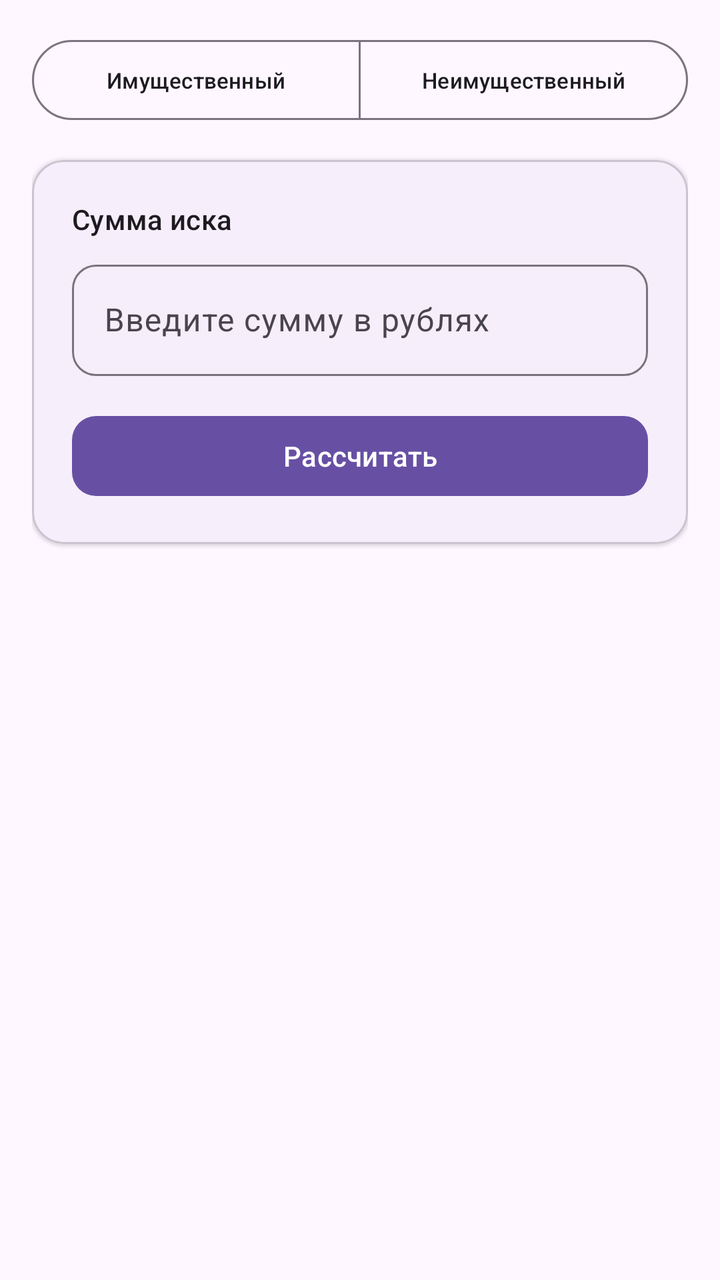
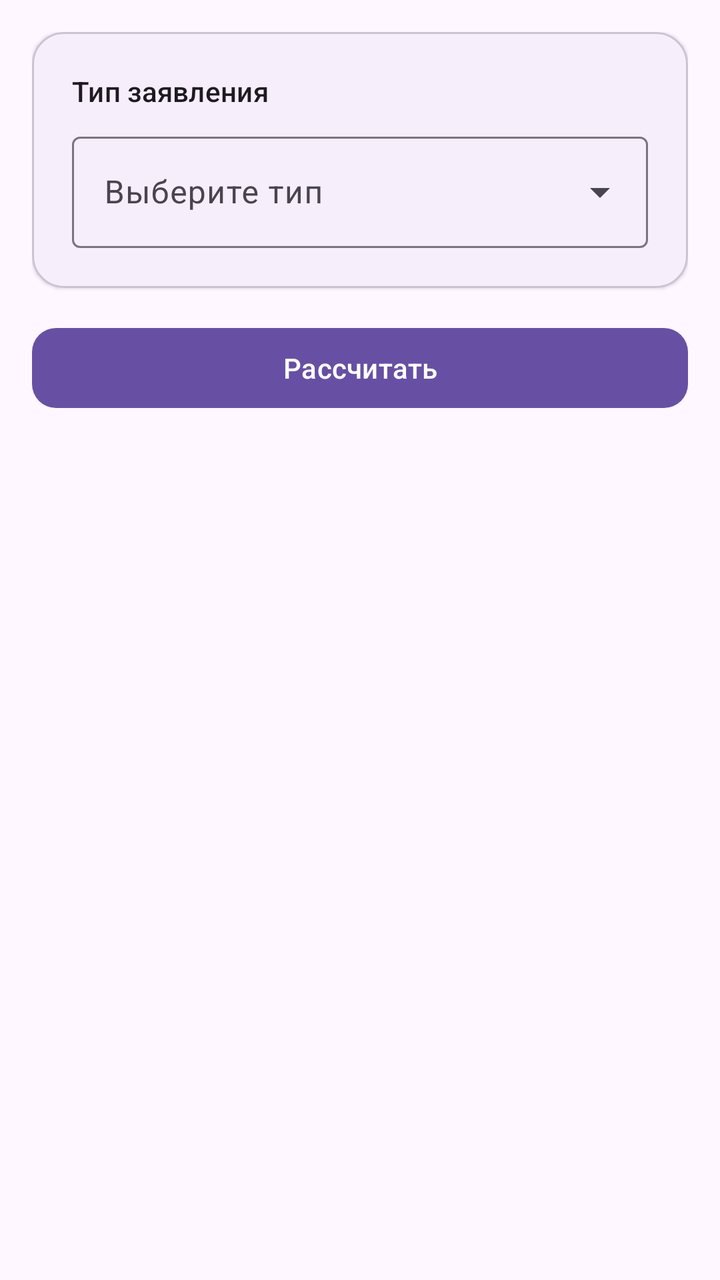

The first picture is an Android layout as it rendered before a commit; the second is the same layout after the commit. The layout source and the unified diff follow.
<!-- AndroidManifest.xml: application theme Theme.Material3.DayNight.NoActionBar -->
<!-- res/layout/fragment_arbitration.xml -->
<?xml version="1.0" encoding="utf-8"?>
<ScrollView xmlns:android="http://schemas.android.com/apk/res/android"
    xmlns:app="http://schemas.android.com/apk/res-auto"
    android:layout_width="match_parent"
    android:layout_height="match_parent">

    <LinearLayout
        android:layout_width="match_parent"
        android:layout_height="wrap_content"
        android:orientation="vertical"
        android:padding="16dp">

        <com.google.android.material.button.MaterialButtonToggleGroup
            android:id="@+id/toggleGroup"
            android:layout_width="match_parent"
            android:layout_height="wrap_content"
            android:layout_marginBottom="16dp"
            app:singleSelection="true"
            app:selectionRequired="true">

            <com.google.android.material.button.MaterialButton
                android:id="@+id/btnProperty"
                style="?attr/materialButtonOutlinedStyle"
                android:layout_width="0dp"
                android:layout_height="wrap_content"
                android:layout_weight="1"
                android:text="Имущественный"
                android:textSize="11sp" />

            <com.google.android.material.button.MaterialButton
                android:id="@+id/btnNonProperty"
                style="?attr/materialButtonOutlinedStyle"
                android:layout_width="0dp"
                android:layout_height="wrap_content"
                android:layout_weight="1"
                android:text="Неимущественный"
                android:textSize="11sp" />

        </com.google.android.material.button.MaterialButtonToggleGroup>

        <com.google.android.material.card.MaterialCardView
            android:id="@+id/propertyCard"
            android:layout_width="match_parent"
            android:layout_height="wrap_content"
            android:layout_marginBottom="16dp"
            app:cardCornerRadius="16dp"
            app:cardElevation="1dp">

            <LinearLayout
                android:layout_width="match_parent"
                android:layout_height="wrap_content"
                android:orientation="vertical"
                android:padding="20dp">

                <TextView
                    android:layout_width="wrap_content"
                    android:layout_height="wrap_content"
                    android:text="Сумма иска"
                    android:textAppearance="?attr/textAppearanceTitleSmall"
                    android:layout_marginBottom="8dp" />

                <com.google.android.material.textfield.TextInputLayout
                    android:layout_width="match_parent"
                    android:layout_height="wrap_content"
                    android:hint="Введите сумму в рублях"
                    app:suffixText="₽"
                    app:boxCornerRadiusTopStart="12dp"
                    app:boxCornerRadiusTopEnd="12dp"
                    app:boxCornerRadiusBottomStart="12dp"
                    app:boxCornerRadiusBottomEnd="12dp">

                    <com.google.android.material.textfield.TextInputEditText
                        android:id="@+id/editAmount"
                        android:layout_width="match_parent"
                        android:layout_height="wrap_content"
                        android:inputType="numberDecimal" />

                </com.google.android.material.textfield.TextInputLayout>

                <com.google.android.material.button.MaterialButton
                    android:id="@+id/btnCalculate"
                    android:layout_width="match_parent"
                    android:layout_height="wrap_content"
                    android:layout_marginTop="16dp"
                    android:text="Рассчитать"
                    app:cornerRadius="12dp" />

            </LinearLayout>

        </com.google.android.material.card.MaterialCardView>

        <com.google.android.material.card.MaterialCardView
            android:id="@+id/nonPropertyCard"
            android:layout_width="match_parent"
            android:layout_height="wrap_content"
            android:visibility="gone"
            app:cardCornerRadius="16dp"
            app:cardElevation="1dp">

            <LinearLayout
                android:layout_width="match_parent"
                android:layout_height="wrap_content"
                android:orientation="vertical"
                android:padding="20dp">

                <TextView
                    android:layout_width="wrap_content"
                    android:layout_height="wrap_content"
                    android:text="Кто обращается"
                    android:textAppearance="?attr/textAppearanceTitleSmall"
                    android:layout_marginBottom="8dp" />

                <com.google.android.material.textfield.TextInputLayout
                    android:layout_width="match_parent"
                    android:layout_height="wrap_content"
                    style="@style/Widget.Material3.TextInputLayout.OutlinedBox.ExposedDropdownMenu"
                    android:hint="Выберите">

                    <AutoCompleteTextView
                        android:id="@+id/dropdownType"
                        android:layout_width="match_parent"
                        android:layout_height="wrap_content"
                        android:inputType="none" />

                </com.google.android.material.textfield.TextInputLayout>

            </LinearLayout>

        </com.google.android.material.card.MaterialCardView>

    </LinearLayout>

</ScrollView>
<!-- resources referenced by this layout -->
<resources>

</resources>

<!-- the commit's change to res/layout/fragment_arbitration.xml (unified diff, before → after) -->
@@ -10,39 +10,50 @@
         android:orientation="vertical"
         android:padding="16dp">
 
-        <com.google.android.material.button.MaterialButtonToggleGroup
-            android:id="@+id/toggleGroup"
+        <com.google.android.material.card.MaterialCardView
             android:layout_width="match_parent"
             android:layout_height="wrap_content"
             android:layout_marginBottom="16dp"
-            app:singleSelection="true"
-            app:selectionRequired="true">
+            app:cardCornerRadius="16dp"
+            app:cardElevation="1dp">
 
-            <com.google.android.material.button.MaterialButton
-                android:id="@+id/btnProperty"
-                style="?attr/materialButtonOutlinedStyle"
-                android:layout_width="0dp"
+            <LinearLayout
+                android:layout_width="match_parent"
                 android:layout_height="wrap_content"
-                android:layout_weight="1"
-                android:text="Имущественный"
-                android:textSize="11sp" />
+                android:orientation="vertical"
+                android:padding="20dp">
 
-            <com.google.android.material.button.MaterialButton
-                android:id="@+id/btnNonProperty"
-                style="?attr/materialButtonOutlinedStyle"
-                android:layout_width="0dp"
-                android:layout_height="wrap_content"
-                android:layout_weight="1"
-                android:text="Неимущественный"
-                android:textSize="11sp" />
+                <TextView
+                    android:layout_width="wrap_content"
+                    android:layout_height="wrap_content"
+                    android:text="Тип заявления"
+                    android:textAppearance="?attr/textAppearanceTitleSmall"
+                    android:layout_marginBottom="8dp" />
 
-        </com.google.android.material.button.MaterialButtonToggleGroup>
+                <com.google.android.material.textfield.TextInputLayout
+                    android:layout_width="match_parent"
+                    android:layout_height="wrap_content"
+                    style="@style/Widget.Material3.TextInputLayout.OutlinedBox.ExposedDropdownMenu"
+                    android:hint="Выберите тип">
+
+                    <AutoCompleteTextView
+                        android:id="@+id/dropdownType"
+                        android:layout_width="match_parent"
+                        android:layout_height="wrap_content"
+                        android:inputType="none" />
+
+                </com.google.android.material.textfield.TextInputLayout>
+
+            </LinearLayout>
+
+        </com.google.android.material.card.MaterialCardView>
 
         <com.google.android.material.card.MaterialCardView
-            android:id="@+id/propertyCard"
+            android:id="@+id/amountCard"
             android:layout_width="match_parent"
             android:layout_height="wrap_content"
             android:layout_marginBottom="16dp"
+            android:visibility="gone"
             app:cardCornerRadius="16dp"
             app:cardElevation="1dp">
 
@@ -77,56 +88,16 @@
 
                 </com.google.android.material.textfield.TextInputLayout>
 
-                <com.google.android.material.button.MaterialButton
-                    android:id="@+id/btnCalculate"
-                    android:layout_width="match_parent"
-                    android:layout_height="wrap_content"
-                    android:layout_marginTop="16dp"
-                    android:text="Рассчитать"
-                    app:cornerRadius="12dp" />
-
             </LinearLayout>
 
         </com.google.android.material.card.MaterialCardView>
 
-        <com.google.android.material.card.MaterialCardView
-            android:id="@+id/nonPropertyCard"
+        <com.google.android.material.button.MaterialButton
+            android:id="@+id/btnCalculate"
             android:layout_width="match_parent"
             android:layout_height="wrap_content"
-            android:visibility="gone"
-            app:cardCornerRadius="16dp"
-            app:cardElevation="1dp">
-
-            <LinearLayout
-                android:layout_width="match_parent"
-                android:layout_height="wrap_content"
-                android:orientation="vertical"
-                android:padding="20dp">
-
-                <TextView
-                    android:layout_width="wrap_content"
-                    android:layout_height="wrap_content"
-                    android:text="Кто обращается"
-                    android:textAppearance="?attr/textAppearanceTitleSmall"
-                    android:layout_marginBottom="8dp" />
-
-                <com.google.android.material.textfield.TextInputLayout
-                    android:layout_width="match_parent"
-                    android:layout_height="wrap_content"
-                    style="@style/Widget.Material3.TextInputLayout.OutlinedBox.ExposedDropdownMenu"
-                    android:hint="Выберите">
-
-                    <AutoCompleteTextView
-                        android:id="@+id/dropdownType"
-                        android:layout_width="match_parent"
-                        android:layout_height="wrap_content"
-                        android:inputType="none" />
-
-                </com.google.android.material.textfield.TextInputLayout>
-
-            </LinearLayout>
-
-        </com.google.android.material.card.MaterialCardView>
+            android:text="Рассчитать"
+            app:cornerRadius="12dp" />
 
     </LinearLayout>
 
